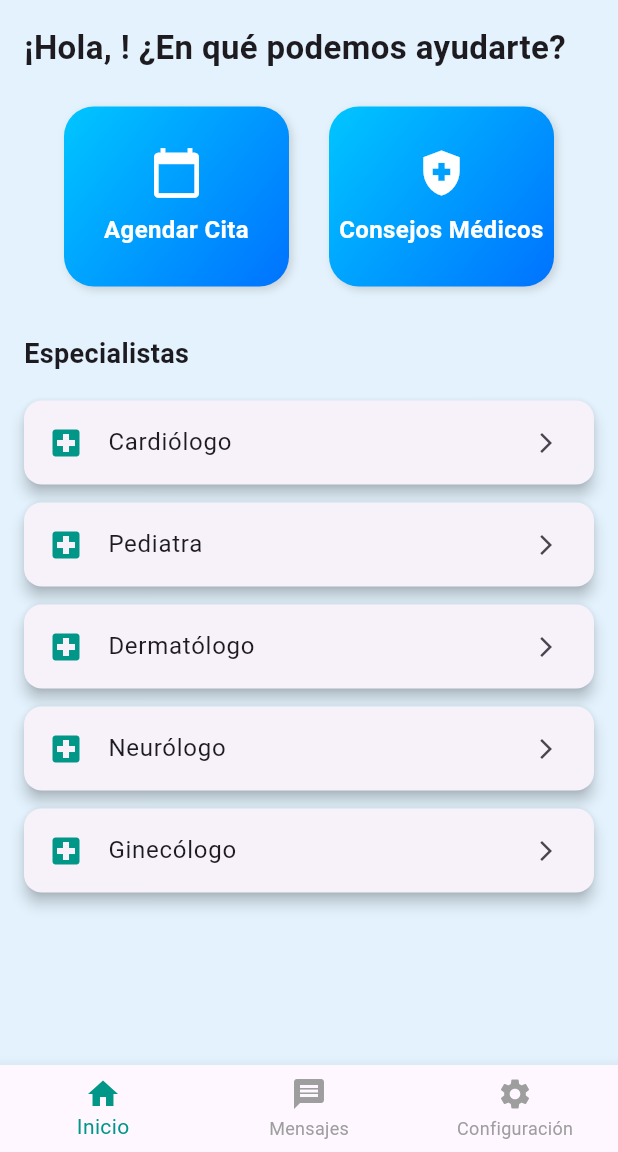
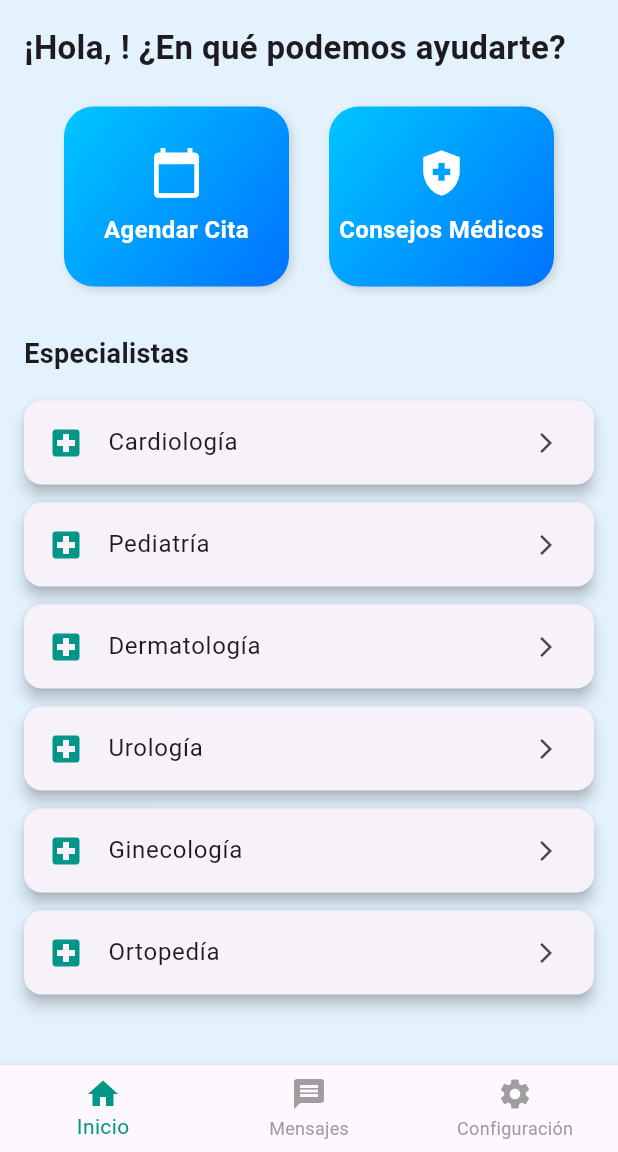
Before and after one commit to EdierMay/flutter_application_1apointment, a Flutter app: the HomePage screen opened by its route, on a phone screen of 412 x 824 dp, the part 84-1236 px from its top. Run offline on Flutter 3.47's test engine with Material 3 defaults, Android fonts, the phone set to English and light mode, and no system bars; our stand-ins replace firebase_auth, firebase_core; accounts and stored records are empty.

Commit message:
cambios nuevos

```diff
--- a/lib/home_page.dart
+++ b/lib/home_page.dart
@@ -5,6 +5,7 @@ import 'messages_page.dart';
 import 'settings_page.dart';
 import 'appointment_page.dart';
 import 'tips_page.dart';
+import 'specialist_doctors_page.dart'; // <--- Import agregado
 
 class HomePage extends StatefulWidget {
   const HomePage({super.key});
@@ -18,11 +19,12 @@ class _HomePageState extends State<HomePage> {
   final User? user = FirebaseAuth.instance.currentUser;
 
   final List<String> especialistas = [
-    "Cardiólogo",
-    "Pediatra",
-    "Dermatólogo",
-    "Neurólogo",
-    "Ginecólogo",
+    "Cardiología",
+    "Pediatría",
+    "Dermatología",
+    "Urología",
+    "Ginecología",
+    "Ortopedía",
   ];
 
   Widget _buildHomeContent() {
@@ -45,14 +47,20 @@ class _HomePageState extends State<HomePage> {
                 icon: Icons.calendar_today,
                 label: "Agendar Cita",
                 onTap: () {
-                  Navigator.push(context, MaterialPageRoute(builder: (_) => const AppointmentPage()));
+                  Navigator.push(
+                    context,
+                    MaterialPageRoute(builder: (_) => const AppointmentPage()),
+                  );
                 },
               ),
               _homeOption(
                 icon: Icons.health_and_safety,
                 label: "Consejos Médicos",
                 onTap: () {
-                  Navigator.push(context, MaterialPageRoute(builder: (_) => const TipsPage()));
+                  Navigator.push(
+                    context,
+                    MaterialPageRoute(builder: (_) => const TipsPage()),
+                  );
                 },
               ),
             ],
@@ -63,6 +71,8 @@ class _HomePageState extends State<HomePage> {
             style: TextStyle(fontSize: 18, fontWeight: FontWeight.w600),
           ),
           const SizedBox(height: 12),
+
+          // 🔁 Bloque reemplazado por el actualizado
           Column(
             children: especialistas.map((esp) {
               return Card(
@@ -72,6 +82,15 @@ class _HomePageState extends State<HomePage> {
                   leading: const Icon(Icons.local_hospital, color: Colors.teal),
                   title: Text(esp),
                   trailing: const Icon(Icons.arrow_forward_ios, size: 16),
+                  onTap: () {
+                    Navigator.push(
+                      context,
+                      MaterialPageRoute(
+                        builder: (_) =>
+                            SpecialistDoctorsPage(especialidad: esp),
+                      ),
+                    );
+                  },
                 ),
               );
             }).toList(),
@@ -103,7 +122,7 @@ class _HomePageState extends State<HomePage> {
               color: Colors.grey.withOpacity(0.4),
               offset: const Offset(2, 2),
               blurRadius: 4,
-            )
+            ),
           ],
         ),
         child: Column(
@@ -146,10 +165,7 @@ class _HomePageState extends State<HomePage> {
   @override
   Widget build(BuildContext context) {
     return Scaffold(
-      appBar: AppBar(
-        title: const Text("Inicio"),
-        backgroundColor: Colors.teal,
-      ),
+      appBar: AppBar(title: const Text("Inicio"), backgroundColor: Colors.teal),
       body: _buildBody(),
       bottomNavigationBar: BottomNavigationBar(
         currentIndex: _currentIndex,
@@ -159,7 +175,10 @@ class _HomePageState extends State<HomePage> {
         items: const [
           BottomNavigationBarItem(icon: Icon(Icons.home), label: 'Inicio'),
           BottomNavigationBarItem(icon: Icon(Icons.message), label: 'Mensajes'),
-          BottomNavigationBarItem(icon: Icon(Icons.settings), label: 'Configuración'),
+          BottomNavigationBarItem(
+            icon: Icon(Icons.settings),
+            label: 'Configuración',
+          ),
         ],
       ),
     );
```
Also changed, not shown: lib/specialist_doctors_page.dart (added, +95 -0 lines).
